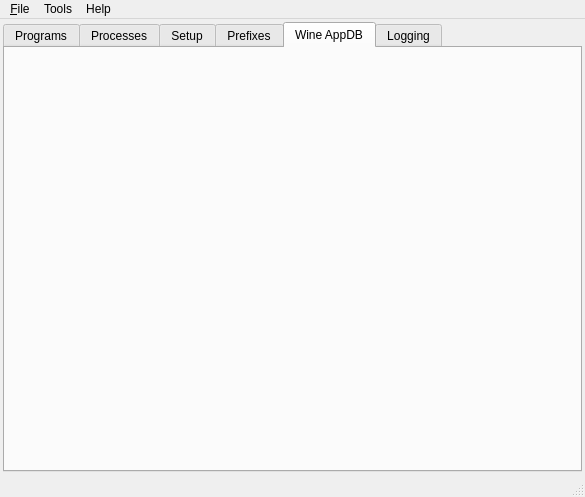
Above: src/q4wine-gui/uis/MainWindow.ui from brezerk/q4wine before the change. Below: the same form after it.
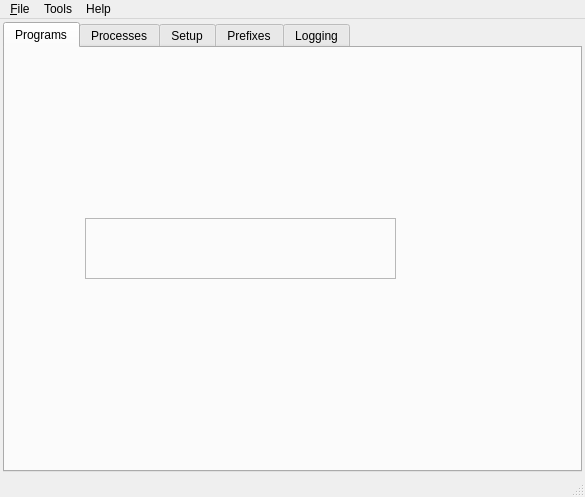
That is the form after the change. The open tabs and pages were chosen to show the change. Icons and pictures are not drawn.

```diff
--- a/src/q4wine-gui/uis/MainWindow.ui
+++ b/src/q4wine-gui/uis/MainWindow.ui
@@ -156,19 +156,6 @@
         </property>
        </layout>
       </widget>
-      <widget class="QWidget" name="tabAppDB">
-       <attribute name="title">
-        <string>Wine AppDB</string>
-       </attribute>
-       <layout class="QVBoxLayout" name="tabAppDBLayout">
-        <property name="spacing">
-         <number>0</number>
-        </property>
-        <property name="margin">
-         <number>0</number>
-        </property>
-       </layout>
-      </widget>
       <widget class="QWidget" name="tabLogging">
        <attribute name="title">
         <string>Logging</string>
```
Left out of the diff: 80 changed lines with no effect on the pictures.
